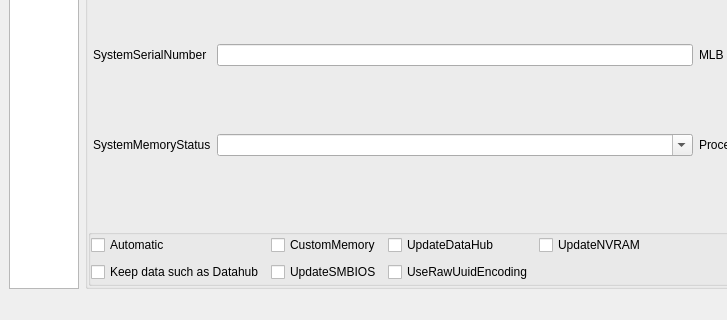
The window that mainwindow.ui (ic005k/OCAuxiliaryTools) describes before a commit, drawn with Qt 5; both pictures show x 0 to 727 and y 435 to 755 of the 1484 by 755 pixel window.
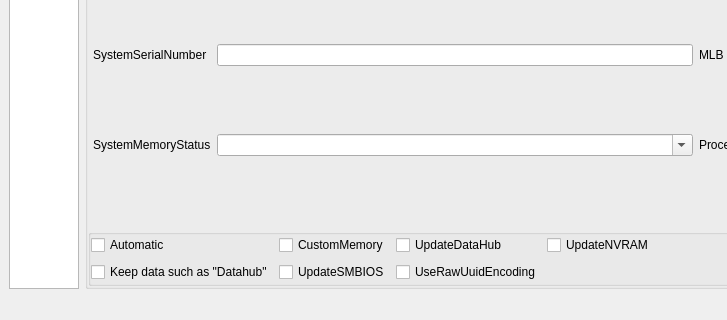
The same window after the commit. The open tabs and pages were chosen to show the change. Icons and pictures are not drawn.

What changed in the file:
```diff
--- a/mainwindow.ui
+++ b/mainwindow.ui
@@ -7450,7 +7450,7 @@
                    <string>Whether to keep data such as Datahub when selecting Automatic</string>
                   </property>
                   <property name="text">
-                   <string>Keep data such as Datahub</string>
+                   <string>Keep data such as &quot;Datahub&quot;</string>
                   </property>
                  </widget>
                 </item>
```
Left out of the diff: 8 changed lines with no effect on the pictures.
